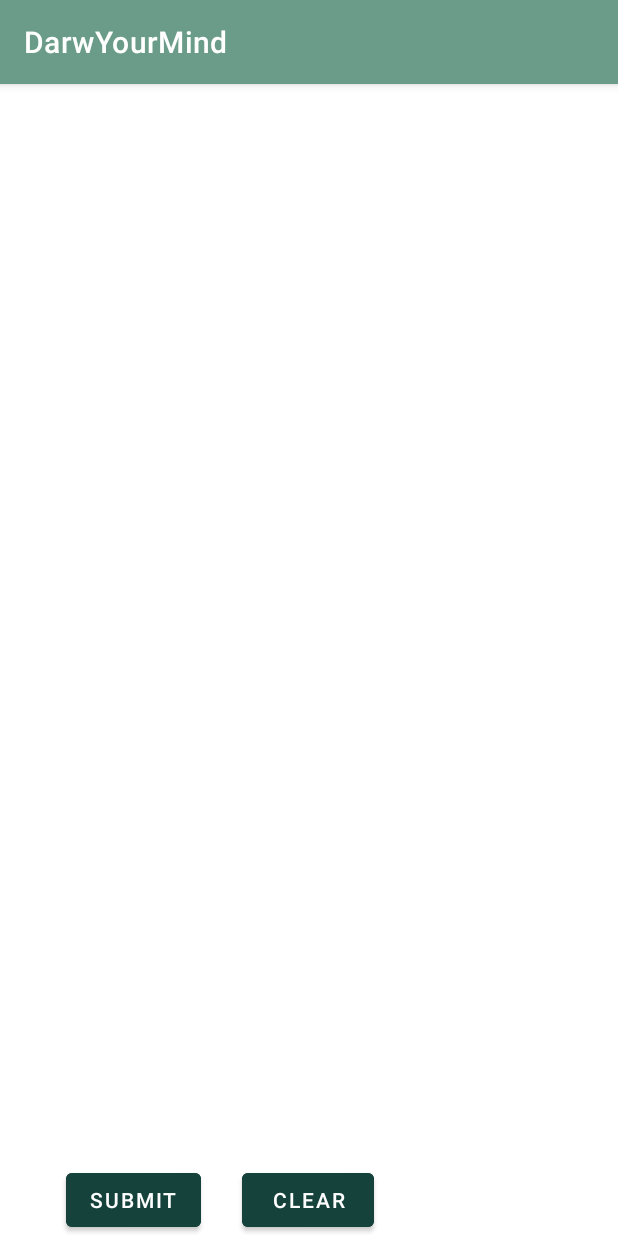
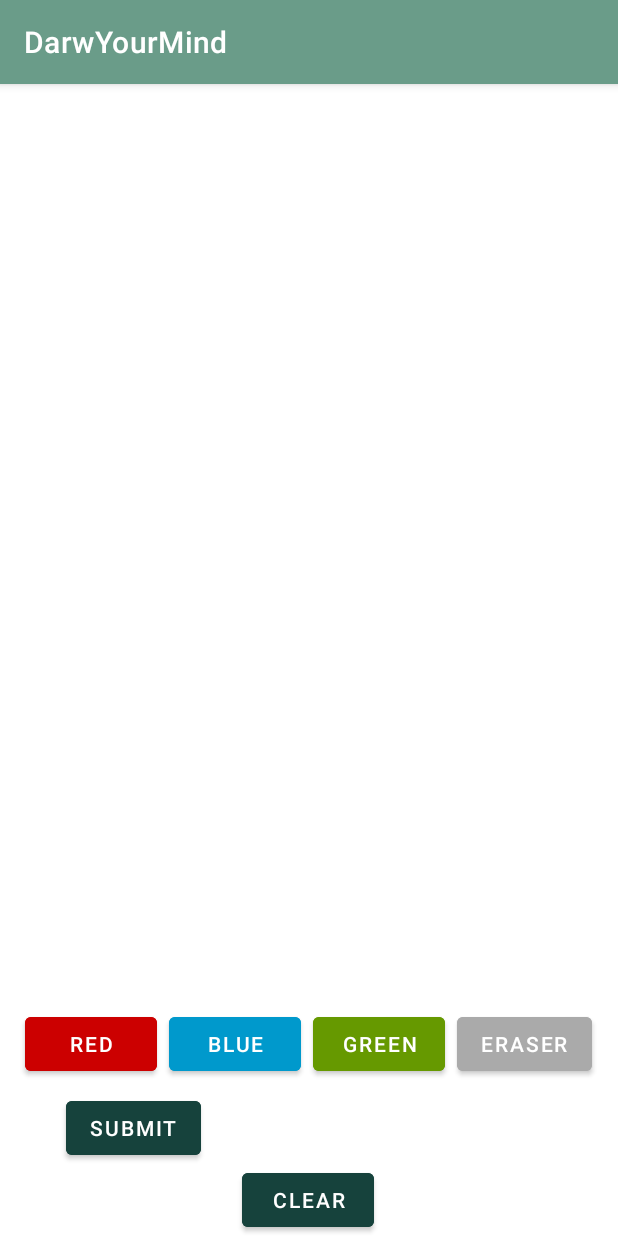
Before and after one commit to ChoJaesuk/ChoJaesuk-COSC2657_Assignment_1, an Android app: the TestActivity screen opened directly, with no data from a screen before it, on a phone screen of 412 x 824 dp. Run offline under Robolectric (Android 15) with nearby library versions, the phone set to English and light mode, and no system bars.

Commit message:
added color options and eraser features
added color options and eraser features

```diff
--- a/app/src/main/java/com/example/darwyourmind/activities/TestActivity.java
+++ b/app/src/main/java/com/example/darwyourmind/activities/TestActivity.java
@@ -2,6 +2,7 @@ package com.example.darwyourmind.activities;
 
 import android.content.Intent;
 import android.graphics.Bitmap;
+import android.graphics.Color;
 import android.os.Bundle;
 import android.util.Log;
 import android.widget.Button;
@@ -27,8 +28,7 @@ public class TestActivity extends AppCompatActivity {
     private TextView testTitle;
     private TextView drawingPromptTextView;
     private DrawingView drawingView;
-    private Button clearButton;
-    private Button submitButton;
+    private Button clearButton, submitButton, redButton, blueButton, greenButton, eraserButton;
     private ArrayList<String> questions;
 
     @Override
@@ -41,6 +41,10 @@ public class TestActivity extends AppCompatActivity {
         drawingView = findViewById(R.id.drawingView);
         clearButton = findViewById(R.id.clearButton);
         submitButton = findViewById(R.id.submitButton);
+        redButton = findViewById(R.id.redButton);
+        blueButton = findViewById(R.id.blueButton);
+        greenButton = findViewById(R.id.greenButton);
+        eraserButton = findViewById(R.id.eraserButton);
 
         // Get category information from intent
         Intent intent = getIntent();
@@ -56,6 +60,14 @@ public class TestActivity extends AppCompatActivity {
 
         // Clear button functionality
         clearButton.setOnClickListener(view -> drawingView.clearDrawing());
+
+        // Color change buttons
+        redButton.setOnClickListener(v -> drawingView.setColor(Color.RED));
+        blueButton.setOnClickListener(v -> drawingView.setColor(Color.BLUE));
+        greenButton.setOnClickListener(v -> drawingView.setColor(Color.GREEN));
+
+        // Eraser button
+        eraserButton.setOnClickListener(v -> drawingView.enableEraser());
 
         // Submit button to move to QuestionActivity
         submitButton.setOnClickListener(view -> {
--- a/app/src/main/java/com/example/darwyourmind/views/DrawingView.java
+++ b/app/src/main/java/com/example/darwyourmind/views/DrawingView.java
@@ -6,31 +6,63 @@ import android.graphics.Canvas;
 import android.graphics.Color;
 import android.graphics.Paint;
 import android.graphics.Path;
+import android.graphics.PorterDuff;
+import android.graphics.PorterDuffXfermode;
 import android.util.AttributeSet;
 import android.view.MotionEvent;
 import android.view.View;
+
+import java.util.ArrayList;
+import java.util.List;
 
 public class DrawingView extends View {
 
     private Paint paint;
     private Path path;
+    private List<PathWithColor> paths;
+    private int currentColor = Color.BLACK; // Default color
+    private boolean isEraserOn = false; // Flag for eraser mode
+    private Bitmap tempBitmap; // Temporary bitmap for drawing
+    private Canvas tempCanvas; // Canvas to draw on tempBitmap
 
     public DrawingView(Context context, AttributeSet attrs) {
         super(context, attrs);
         paint = new Paint();
         path = new Path();
+        paths = new ArrayList<>();
 
         // 기본 그리기 설정
-        paint.setColor(Color.BLACK);
+        paint.setColor(currentColor);
         paint.setStyle(Paint.Style.STROKE);
         paint.setStrokeWidth(8f);
         paint.setAntiAlias(true);
     }
 
     @Override
+    protected void onSizeChanged(int w, int h, int oldw, int oldh) {
+        super.onSizeChanged(w, h, oldw, oldh);
+        // Create a bitmap and canvas for drawing
+        tempBitmap = Bitmap.createBitmap(w, h, Bitmap.Config.ARGB_8888);
+        tempCanvas = new Canvas(tempBitmap);
+    }
+
+    @Override
     protected void onDraw(Canvas canvas) {
         super.onDraw(canvas);
-        canvas.drawPath(path, paint);
+        // Draw paths onto the temporary canvas
+        for (PathWithColor p : paths) {
+            paint.setColor(p.color);
+            paint.setXfermode(p.isEraser ? new PorterDuffXfermode(PorterDuff.Mode.CLEAR) : null);
+            tempCanvas.drawPath(p.path, paint);
+        }
+
+        // Draw the current path
+        paint.setColor(currentColor);
+        paint.setXfermode(isEraserOn ? new PorterDuffXfermode(PorterDuff.Mode.CLEAR) : null);
+        tempCanvas.drawPath(path, paint);
+
+        // Draw the temporary bitmap onto the actual canvas
+        canvas.drawBitmap(tempBitmap, 0, 0, null);
     }
 
     @Override
@@ -40,33 +72,59 @@ public class DrawingView extends View {
 
         switch (event.getAction()) {
             case MotionEvent.ACTION_DOWN:
+                path = new Path(); // 새로운 path 생성
                 path.moveTo(x, y);
                 return true;
             case MotionEvent.ACTION_MOVE:
                 path.lineTo(x, y);
                 break;
             case MotionEvent.ACTION_UP:
-                // 그림을 마칠 때도 추가 로직이 필요할 경우 처리
+                // 경로 저장 (지우기 여부 포함)
+                paths.add(new PathWithColor(new Path(path), currentColor, isEraserOn));
+                path.reset();
                 break;
             default:
                 return false;
         }
-        // 화면을 갱신하여 그림이 즉시 표시되도록 함
-        invalidate();
+        invalidate(); // 화면 갱신
         return true;
     }
 
+    // 색상 변경 기능
+    public void setColor(int color) {
+        currentColor = color;
+        isEraserOn = false; // 색상 변경 시 지우기 모드 해제
+    }
+
+    // 지우기 모드
+    public void enableEraser() {
+        isEraserOn = true;
+    }
+
+    // 그림 전체 지우기 기능
     public void clearDrawing() {
         path.reset();
-        invalidate(); // 화면 갱신
+        paths.clear();
+        // Clear the temporary bitmap
+        tempBitmap.eraseColor(Color.TRANSPARENT);
+        invalidate();
     }
 
     // Method to create a bitmap from the DrawingView content
     public Bitmap getBitmap() {
-        Bitmap bitmap = Bitmap.createBitmap(getWidth(), getHeight(), Bitmap.Config.ARGB_8888);
-        Canvas canvas = new Canvas(bitmap);
-        draw(canvas); // Draw the view’s content onto the canvas
-        return bitmap;
+        return tempBitmap; // Return the temporary bitmap
     }
 
+    // 클래스 생성: Path와 Color를 함께 저장하며, 지우기 여부도 포함
+    private static class PathWithColor {
+        Path path;
+        int color;
+        boolean isEraser;
+
+        PathWithColor(Path path, int color, boolean isEraser) {
+            this.path = path;
+            this.color = color;
+            this.isEraser = isEraser;
+        }
+    }
 }
--- a/app/src/main/res/layout/activity_test.xml
+++ b/app/src/main/res/layout/activity_test.xml
@@ -5,6 +5,7 @@
     android:layout_width="match_parent"
     android:layout_height="match_parent">
 
+    <!-- Title and Prompt Texts -->
     <TextView
         android:id="@+id/testTitle"
         android:layout_width="wrap_content"
@@ -27,6 +28,7 @@
         app:layout_constraintEnd_toEndOf="parent"
         android:layout_marginTop="8dp" />
 
+    <!-- Drawing View -->
     <com.example.darwyourmind.views.DrawingView
         android:id="@+id/drawingView"
         android:layout_width="0dp"
@@ -34,24 +36,62 @@
         app:layout_constraintTop_toBottomOf="@id/drawingPromptTextView"
         app:layout_constraintStart_toStartOf="parent"
         app:layout_constraintEnd_toEndOf="parent"
-        app:layout_constraintBottom_toTopOf="@id/submitButton" />
+        app:layout_constraintBottom_toTopOf="@id/buttonGroupLayout" />
 
-    <!-- Submit 버튼 추가 -->
+    <!-- Button Group Layout -->
+    <LinearLayout
+        android:id="@+id/buttonGroupLayout"
+        android:layout_width="match_parent"
+        android:layout_height="wrap_content"
+        android:orientation="horizontal"
+        app:layout_constraintBottom_toTopOf="@id/submitButton"
+        android:gravity="center"
+        android:layout_marginBottom="8dp"
+        android:layout_marginTop="8dp">
 
-    <!-- Clear 버튼 -->
+        <Button
+            android:id="@+id/redButton"
+            android:layout_width="wrap_content"
+            android:layout_height="wrap_content"
+            android:backgroundTint="@android:color/holo_red_dark"
+            android:text="Red" />
 
+        <Button
+            android:id="@+id/blueButton"
+            android:layout_width="wrap_content"
+            android:layout_height="wrap_content"
+            android:backgroundTint="@android:color/holo_blue_dark"
+            android:text="Blue"
+            android:layout_marginStart="8dp" />
+
+        <Button
+            android:id="@+id/greenButton"
+            android:layout_width="wrap_content"
+            android:layout_height="wrap_content"
+            android:backgroundTint="@android:color/holo_green_dark"
+            android:text="Green"
+            android:layout_marginStart="8dp" />
+
+        <Button
+            android:id="@+id/eraserButton"
+            android:layout_width="wrap_content"
+            android:layout_height="wrap_content"
+            android:backgroundTint="@android:color/darker_gray"
+            android:text="Eraser"
+            android:layout_marginStart="8dp" />
+    </LinearLayout>
+
+    <!-- Submit and Clear Buttons -->
     <Button
         android:id="@+id/submitButton"
         android:layout_width="wrap_content"
         android:layout_height="wrap_content"
-        android:layout_marginTop="16dp"
         android:backgroundTint="#16423C"
         android:text="Submit"
-        app:layout_constraintBottom_toBottomOf="parent"
+        app:layout_constraintBottom_toTopOf="@id/clearButton"
         app:layout_constraintEnd_toEndOf="parent"
         app:layout_constraintHorizontal_bias="0.137"
-        app:layout_constraintStart_toStartOf="parent"
-        app:layout_constraintTop_toBottomOf="@id/drawingView" />
+        app:layout_constraintStart_toStartOf="parent" />
 
     <Button
         android:id="@+id/clearButton"
@@ -63,7 +103,6 @@
         app:layout_constraintBottom_toBottomOf="parent"
         app:layout_constraintEnd_toEndOf="parent"
         app:layout_constraintHorizontal_bias="0.498"
-        app:layout_constraintStart_toStartOf="parent"
-        app:layout_constraintTop_toBottomOf="@id/submitButton"
-        app:layout_constraintVertical_bias="1.0" />
+        app:layout_constraintStart_toStartOf="parent" />
+
 </androidx.constraintlayout.widget.ConstraintLayout>
--- a/app/src/main/res/values/colors.xml
+++ b/app/src/main/res/values/colors.xml
@@ -7,4 +7,9 @@
     <color name="teal_700">#FF018786</color>
     <color name="black">#FF000000</color>
     <color name="white">#FFFFFFFF</color>
+
+    <!-- 추가할 색상들 -->
+    <color name="red">#FF0000</color>
+    <color name="blue">#0000FF</color>
+    <color name="green">#008000</color>
 </resources>
```
Also changed, not shown: app/src/main/res/drawable/ic_brush.png (added), app/src/main/res/drawable/ic_eraser.png (added).
